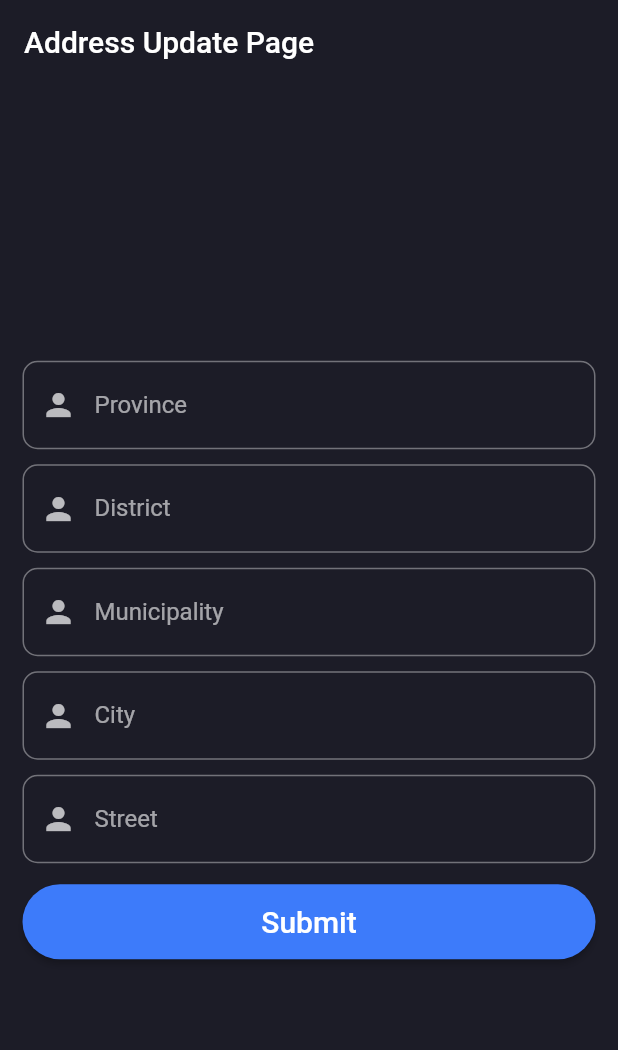
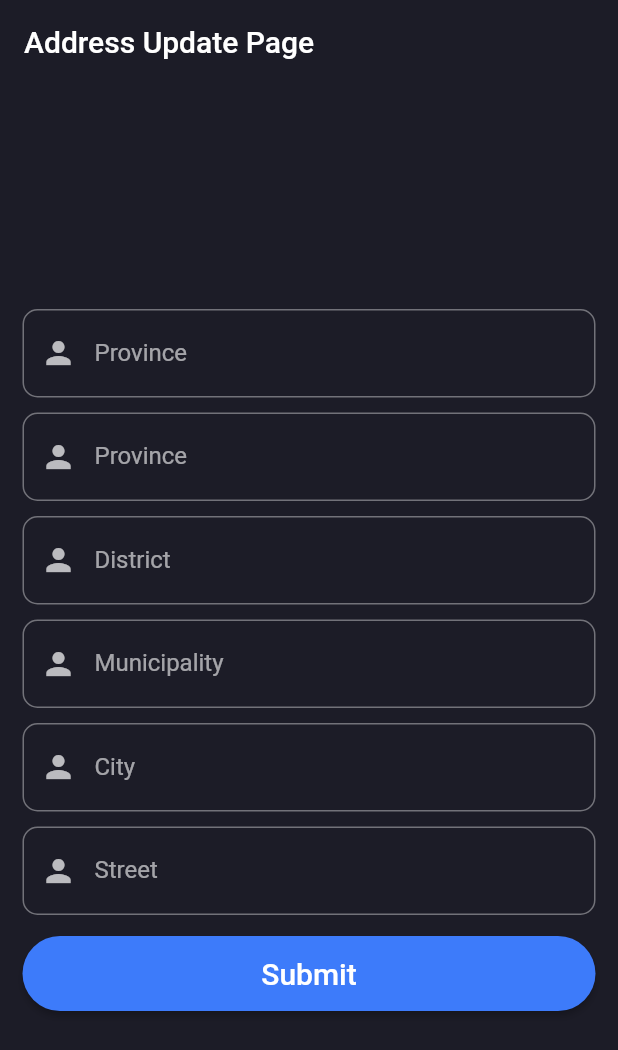
Before and after one commit to edr3x/vehicle_rental_application, a Flutter app: the UpdateAddressPage screen opened by its route, on a phone screen of 412 x 824 dp. Shown: the top 1050 px of the screen. Run offline on Flutter 3.47's test engine with Material 2 defaults, Android fonts, the phone set to English and light mode, and no system bars; our stand-ins replace equatable, flutter_bloc, flutter_typeahead, shared_preferences; accounts and stored records are empty; network calls fail.

```diff
--- a/lib/constants/global_variables.dart
+++ b/lib/constants/global_variables.dart
@@ -4,4 +4,94 @@ class GlobalVariables {
   static const Color backgroundColor = Color(0xff1c1c27);
   static const Color cardBackgroundColor = Color(0xff28293d);
   static const Color primaryColor = Color(0xff3d7bfa);
+
+  static const List<String> provinceList = [
+    "Pradesh no.1",
+    "Madhesh Pradesh",
+    "Bagmati Pradesh",
+    "Gandaki Pradesh",
+    "Lumbini Pradesh",
+    "Karnali Pradesh",
+    "Sudur Pashchim Pradesh",
+  ];
+
+  static const List<String> districtList = [
+    "Bhojpur",
+    "Dhankuta",
+    "Ilam",
+    "Jhapa",
+    "Khotang",
+    "Morang",
+    "Okhaldhunga",
+    "Panchthar",
+    "Sankhuwasabha",
+    "Solukhumbu",
+    "Sunsari",
+    "Taplejung",
+    "Terhathum",
+    "Udayapur",
+    "Saptari",
+    "Siraha",
+    "Dhanusa",
+    "Mahottari",
+    "Sarlahi",
+    "Bara",
+    "Parsa",
+    "Rautahat",
+    "Sindhuli",
+    "Ramechhap",
+    "Dolakha",
+    "Bhaktapur",
+    "Dhading",
+    "Kathmandu",
+    "Kavrepalanchok",
+    "Lalitpur",
+    "Nuwakot",
+    "Rasuwa",
+    "Sindhupalchok",
+    "Chitwan",
+    "Makwanpur",
+    "Baglung",
+    "Gorkha",
+    "Kaski",
+    "Lamjung",
+    "Manang",
+    "Mustang",
+    "Myagdi",
+    "Nawalpur",
+    "Parbat",
+    "Syangja",
+    "Tanahun",
+    "Kapilvastu",
+    "Parasi",
+    "Rupandehi",
+    "Arghakhanchi",
+    "Gulmi",
+    "Palpa",
+    "Dang",
+    "Pyuthan",
+    "Rolpa",
+    "Eastern",
+    "Banke",
+    "Bardiya",
+    "Western",
+    "Salyan",
+    "Dolpa",
+    "Humla",
+    "Jumla",
+    "Kalikot",
+    "Mugu",
+    "Surkhet",
+    "Dailekh",
+    "Jajarkot",
+    "Kailali",
+    "Achham",
+    "Doti",
+    "Bajhang",
+    "Bajura",
+    "Kanchanpur",
+    "Dadeldhura",
+    "Baitadi",
+    "Darchula"
+  ];
 }
--- a/lib/views/pages/auth/address_page.dart
+++ b/lib/views/pages/auth/address_page.dart
@@ -1,7 +1,9 @@
 import 'package:flutter/material.dart';
 import 'package:flutter_bloc/flutter_bloc.dart';
+import 'package:flutter_typeahead/flutter_typeahead.dart';
 import 'package:rental_system_app/api/blocs/user/get_user_details/get_user_details_cubit.dart';
 import 'package:rental_system_app/api/blocs/user/update_address_cubit/update_address_cubit.dart';
+import 'package:rental_system_app/constants/global_variables.dart';
 import 'package:rental_system_app/views/common/widgets/custom_error_dialogue.dart';
 import 'package:rental_system_app/views/pages/home/home_page.dart';
 
@@ -73,6 +75,43 @@ class _UpdateAddressPageState extends State<UpdateAddressPage> {
                     child: SingleChildScrollView(
                       child: Column(
                         children: [
+                          TypeAheadFormField(
+                            textFieldConfiguration: const TextFieldConfiguration(
+                              decoration: InputDecoration(
+                                border: OutlineInputBorder(
+                                  borderRadius: BorderRadius.all(
+                                    Radius.circular(10.0),
+                                  ),
+                                ),
+                                labelText: 'Province',
+                                prefixIcon: Icon(Icons.person),
+                              ),
+                            ),
+                            onSuggestionSelected: (String val) {
+                              _province = val;
+                              print(val);
+                            },
+                            itemBuilder: (_, String item) {
+                              return ListTile(
+                                title: Text(item),
+                              );
+                            },
+                            validator: (String? value) {
+                              if (value == null || value.isEmpty) {
+                                return 'Please enter your Province';
+                              }
+                              return null;
+                            },
+                            onSaved: (String? value) {
+                              _province = value?.trim();
+                            },
+                            suggestionsCallback: (pattern) => GlobalVariables.provinceList.where(
+                              (item) => item.toLowerCase().contains(
+                                    pattern.toLowerCase(),
+                                  ),
+                            ),
+                          ),
+                          const SizedBox(height: 10),
                           TextFormField(
                             autocorrect: false,
                             decoration: const InputDecoration(
--- a/pubspec.yaml
+++ b/pubspec.yaml
@@ -40,6 +40,7 @@ dependencies:
   flutter_bloc: ^8.1.2
   http: ^0.13.5
   equatable: ^2.0.5
+  flutter_typeahead: ^4.3.7
 
 dev_dependencies:
   flutter_test:
```
Also changed, not shown: pubspec.lock.
